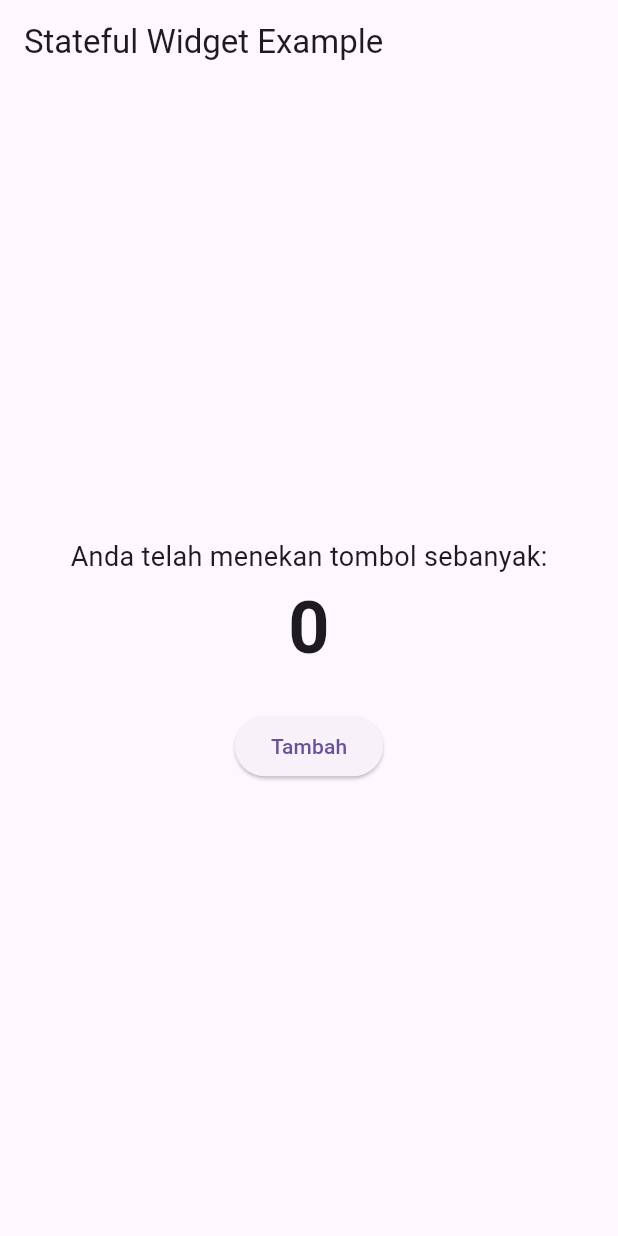
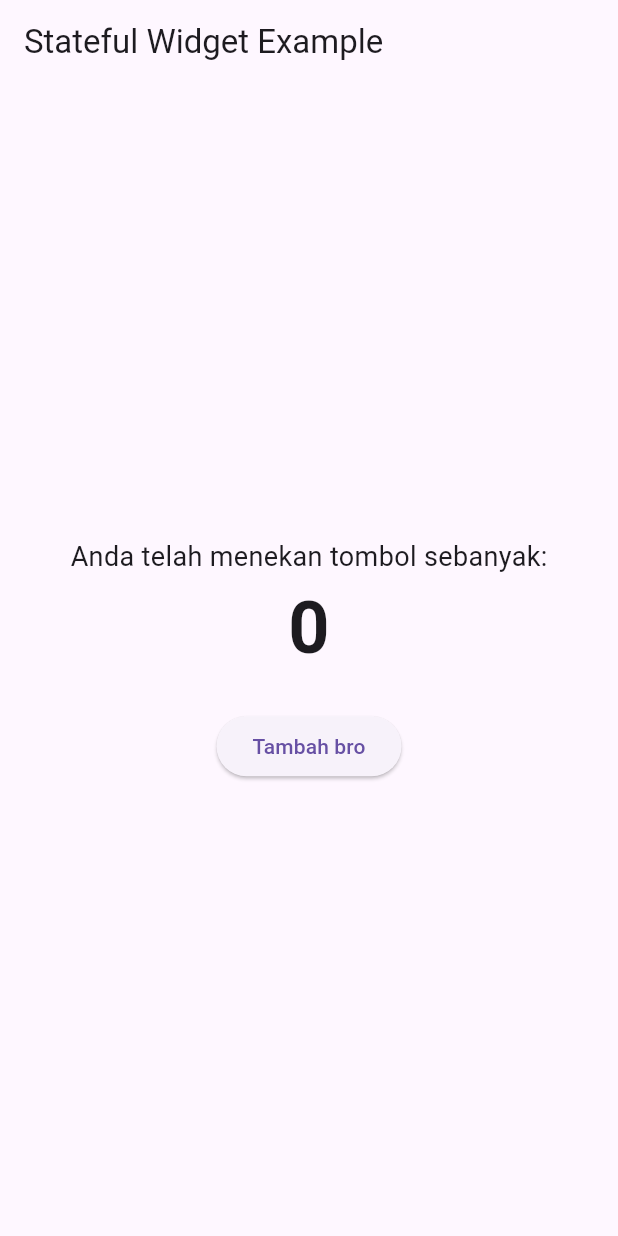
Before and after one commit to rakhan17/Belajar-Flutter, a Flutter app: the screen it shows after launch, on a phone screen of 412 x 824 dp. Run offline on Flutter 3.47's test engine with Material 3 defaults, Android fonts, the phone set to English and light mode, and no system bars.

Commit message:
second commit

```diff
--- a/lib/main.dart
+++ b/lib/main.dart
@@ -43,7 +43,7 @@ class _CounterAppState extends State<CounterApp> {
 			  const SizedBox(height: 20), // Memberi jarak
 			  ElevatedButton(
 				onPressed: _incrementCounter, // Memanggil fungsi untuk mengubah state
-				child: const Text('Tambah'),
+				child: const Text('Tambah bro'),
 			  ),
 			],
 		  ),
```
